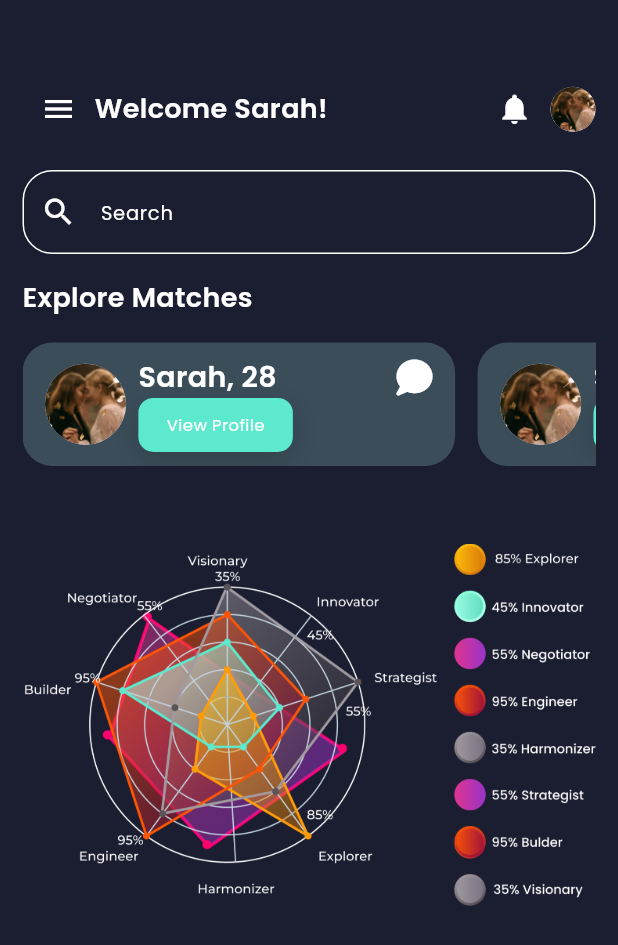
After one commit to Christentimmy/Goodluv, a Flutter app: the HomeScreen screen opened by its route, on a phone screen of 412 x 824 dp. The commit adds this screen. Shown: the top 945 px of the screen. Run offline on Flutter 3.47's test engine with Material 3 defaults, Android fonts, the phone set to English and light mode, and no system bars; our stand-ins replace font_awesome_flutter, get, google_fonts, pinput, smooth_page_indicator.

Commit message:
home screen

```diff
--- /dev/null
+++ b/lib/app/modules/home/views/home_screen.dart
@@ -0,0 +1,156 @@
+import 'package:flutter/material.dart';
+import 'package:font_awesome_flutter/font_awesome_flutter.dart';
+import 'package:get/get.dart';
+import 'package:goodluv/app/resources/colors.dart';
+import 'package:goodluv/app/widgets/custom_button.dart';
+import 'package:goodluv/app/widgets/custom_textfield.dart';
+import 'package:google_fonts/google_fonts.dart';
+
+class HomeScreen extends StatelessWidget {
+  const HomeScreen({super.key});
+
+  @override
+  Widget build(BuildContext context) {
+    return Scaffold(
+      // backgroundColor: AppColors.effectDark,
+      backgroundColor: Color(0xFF1B1E31),
+      body: Padding(
+        padding: const EdgeInsets.symmetric(horizontal: 15, vertical: 20),
+        child: Column(
+          crossAxisAlignment: CrossAxisAlignment.start,
+          children: [
+            SizedBox(height: Get.height * 0.035),
+            Row(
+              children: [
+                IconButton(
+                  onPressed: () {},
+                  icon: Icon(Icons.menu, color: Colors.white),
+                ),
+                Text(
+                  'Welcome Sarah!',
+                  style: GoogleFonts.poppins(
+                    color: Colors.white,
+                    fontSize: 18,
+                    fontWeight: FontWeight.w600,
+                  ),
+                ),
+                const Spacer(),
+                IconButton(
+                  onPressed: () {},
+                  icon: Icon(Icons.notifications, color: Colors.white),
+                ),
+                CircleAvatar(
+                  radius: 15,
+                  backgroundImage: AssetImage('assets/images/pic4.jpg'),
+                ),
+              ],
+            ),
+            SizedBox(height: Get.height * 0.02),
+            CustomTextField(
+              hintText: 'Search',
+              prefixIconColor: Colors.white,
+              hintStyle: GoogleFonts.poppins(
+                color: Colors.white,
+                fontSize: 13,
+                fontWeight: FontWeight.w400,
+              ),
+              prefixIcon: Icons.search,
+              enabledBorder: OutlineInputBorder(
+                borderRadius: BorderRadius.circular(20),
+                borderSide: BorderSide(color: Colors.white),
+              ),
+              focusedBorder: OutlineInputBorder(
+                borderRadius: BorderRadius.circular(20),
+                borderSide: BorderSide(color: AppColors.primaryColor),
+              ),
+            ),
+            SizedBox(height: Get.height * 0.02),
+            Text(
+              "Explore Matches",
+              style: GoogleFonts.poppins(
+                color: Colors.white,
+                fontSize: 18,
+                fontWeight: FontWeight.w600,
+              ),
+            ),
+            SizedBox(height: Get.height * 0.02),
+            SizedBox(
+              height: Get.height * 0.1,
+              width: Get.width,
+              child: ListView.builder(
+                scrollDirection: Axis.horizontal,
+                itemBuilder: (context, index) {
+                  return Container(
+                    width: Get.width * 0.7,
+                    height: Get.height * 0.1,
+                    margin: const EdgeInsets.only(right: 15),
+                    padding: EdgeInsets.symmetric(horizontal: 15, vertical: 10),
+                    decoration: BoxDecoration(
+                      borderRadius: BorderRadius.circular(20),
+                      color: Color(0xFF3A4D58),
+                    ),
+                    child: Row(
+                      children: [
+                        CircleAvatar(
+                          radius: 27,
+                          backgroundImage: AssetImage('assets/images/pic4.jpg'),
+                        ),
+                        SizedBox(width: Get.width * 0.02),
+                        Expanded(
+                          child: Column(
+                            crossAxisAlignment: CrossAxisAlignment.start,
+                            children: [
+                              Row(
+                                children: [
+                                  Text(
+                                    'Sarah, 28',
+                                    style: GoogleFonts.poppins(
+                                      color: Colors.white,
+                                      fontSize: 19,
+                                      fontWeight: FontWeight.w600,
+                                    ),
+                                  ),
+                                  const Spacer(),
+                                  Icon(
+                                    FontAwesomeIcons.solidComment,
+                                    color: Colors.white,
+                                  ),
+                                ],
+                              ),
+                              CustomButton(
+                                ontap: () {},
+                                height: 36,
+                                width: Get.width * 0.25,
+                                isLoading: false.obs,
+                                child: Text(
+                                  'View Profile',
+                                  style: GoogleFonts.poppins(
+                                    color: Colors.white,
+                                    fontSize: 11,
+                                    fontWeight: FontWeight.normal,
+                                  ),
+                                ),
+                              ),
+                            ],
+                          ),
+                        ),
+                      ],
+                    ),
+                  );
+                },
+              ),
+            ),
+            SizedBox(height: Get.height * 0.02),
+            Expanded(
+              child: Center(
+                child: Image.asset("assets/images/trr.png", fit: BoxFit.cover),
+              ),
+            ),
+
+            SizedBox(height: Get.height * 0.2),
+          ],
+        ),
+      ),
+    );
+  }
+}
--- a/lib/app/modules/verification/views/face_verification_screen.dart
+++ b/lib/app/modules/verification/views/face_verification_screen.dart
@@ -1,6 +1,7 @@
 import 'package:flutter/material.dart';
 import 'package:get/get.dart';
 import 'package:goodluv/app/resources/colors.dart';
+import 'package:goodluv/app/routes/app_routes.dart';
 import 'package:goodluv/app/widgets/bg_gradient_widget.dart';
 import 'package:goodluv/app/widgets/custom_button.dart';
 import 'package:google_fonts/google_fonts.dart';
@@ -59,7 +60,7 @@ class FaceVerificationScreen extends StatelessWidget {
             ),
             SizedBox(height: Get.height * 0.02),
             CustomButton(
-              ontap: () {},
+              ontap: () => Get.toNamed(AppRoutes.home),
               isLoading: false.obs,
               child: Text(
                 'Proceed',
--- a/lib/app/routes/app_pages.dart
+++ b/lib/app/routes/app_pages.dart
@@ -3,6 +3,7 @@ import 'package:goodluv/app/modules/auth/views/login_screen.dart';
 import 'package:goodluv/app/modules/auth/views/otp_screen.dart';
 import 'package:goodluv/app/modules/auth/views/reset_password_screen.dart';
 import 'package:goodluv/app/modules/auth/views/signup_screen.dart';
+import 'package:goodluv/app/modules/home/views/home_screen.dart';
 import 'package:goodluv/app/modules/onboarding/views/onboarding_screen.dart';
 import 'package:goodluv/app/modules/policy/views/terms_and_condition_screen.dart';
 import 'package:goodluv/app/modules/splash/views/splash_screen.dart';
@@ -43,5 +44,9 @@ class AppPages {
       name: AppRoutes.faceverification,
       page: () => FaceVerificationScreen(),
     ),
+    GetPage(
+      name: AppRoutes.home,
+      page: () => HomeScreen(),
+    ),
   ];
 }
--- a/lib/app/routes/app_routes.dart
+++ b/lib/app/routes/app_routes.dart
@@ -9,4 +9,5 @@ class AppRoutes {
   static const String resetpassword = '/resetpassword';
   static const String termsandcondition = '/termsandcondition';
   static const String faceverification = '/faceverification';
+  static const String home = '/home';
 }
```
Also changed, not shown: assets/images/trr.png (added).
